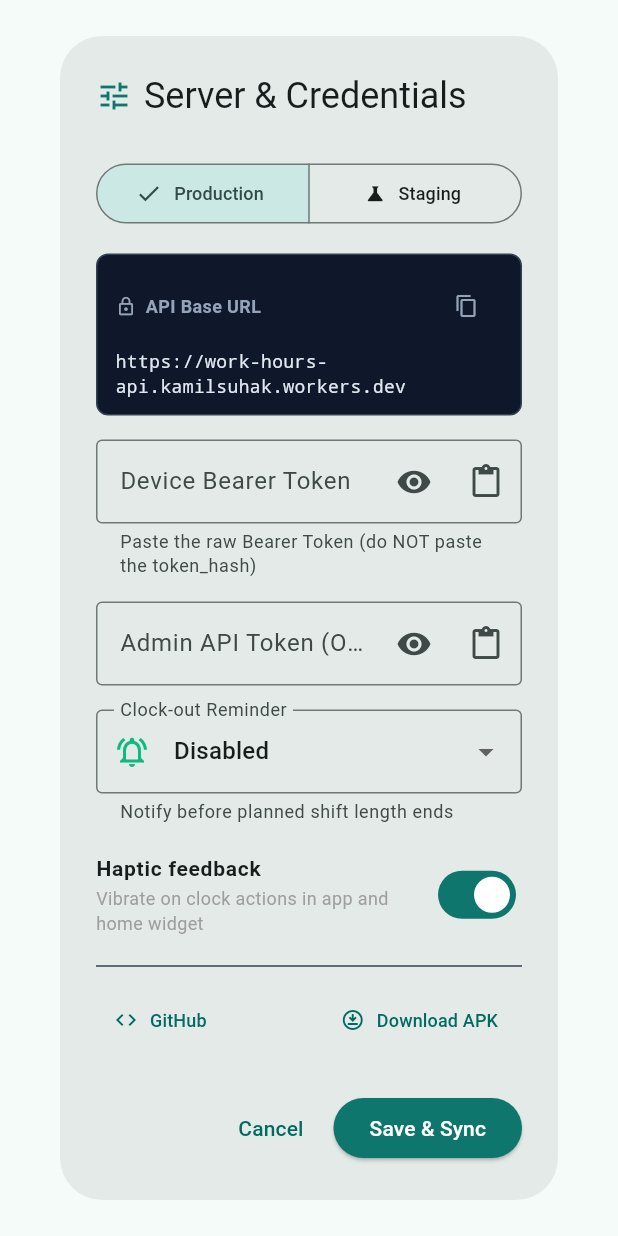
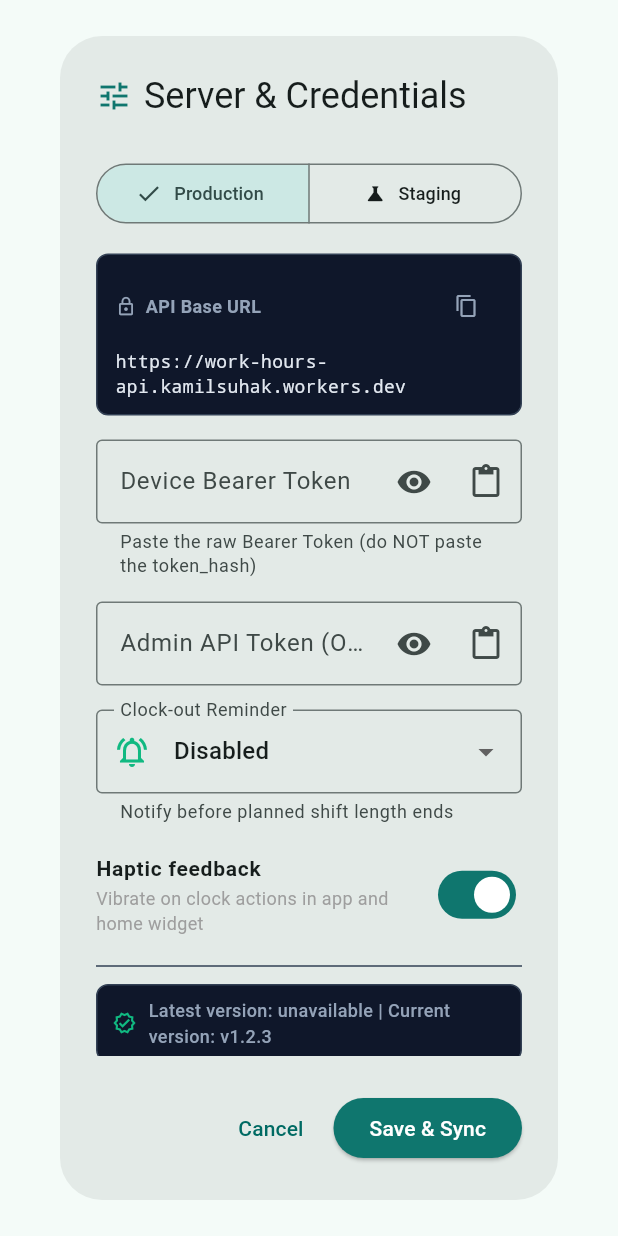
Before and after one commit to Kamil-Suhak/work-hours-tracker, a Flutter app: the SettingsDialog widget shown alone on an empty page, opened directly, scrolled down 64 dp, on a phone screen of 412 x 824 dp. Run offline on Flutter 3.47's test engine with Material 3 defaults, Android fonts, the phone set to English and light mode, and no system bars; our stand-ins replace flutter_riverpod, flutter_secure_storage; missing offline and left inert: dart:html; accounts and stored records are empty; network calls fail.

Commit message:
feat: add android version check badge and release signing

```diff
--- a/app/lib/features/settings/settings_dialog.dart
+++ b/app/lib/features/settings/settings_dialog.dart
@@ -1,3 +1,4 @@
+import 'package:flutter/foundation.dart';
 import 'package:flutter/material.dart';
 import 'package:flutter/services.dart';
 import 'package:flutter_riverpod/flutter_riverpod.dart';
@@ -8,6 +9,7 @@ import '../../services/platform/platform_services.dart';
 import '../clock/clock_notifier.dart';
 import '../history/shifts_notifier.dart';
 import 'settings_notifier.dart';
+import 'version_check_provider.dart';
 
 class SettingsDialog extends ConsumerStatefulWidget {
   const SettingsDialog({super.key});
@@ -542,6 +544,90 @@ class _SettingsDialogState extends ConsumerState<SettingsDialog> {
                   ),
                 ),
                 const Divider(height: 24, color: Color(0xFF334155)),
+                if (!kIsWeb && defaultTargetPlatform == TargetPlatform.android) ...[
+                  Consumer(
+                    builder: (context, ref, _) {
+                      final versionAsync = ref.watch(versionCheckProvider);
+                      final versionInfo = versionAsync.valueOrNull ??
+                          VersionInfo(
+                            currentVersion: AppConfig.appVersion,
+                            isChecking: versionAsync.isLoading,
+                            isError: versionAsync.hasError,
+                          );
+
+                      final hasUpdate = versionInfo.hasUpdate;
+
+                      return InkWell(
+                        key: const Key('android_version_badge'),
+                        onTap: () => launchUrl(
+                          Uri.parse(
+                              'https://github.com/Kamil-Suhak/work-hours-tracker/releases/latest'),
+                          mode: LaunchMode.externalApplication,
+                        ),
+                        borderRadius: BorderRadius.circular(8),
+                        child: Container(
+                          padding: const EdgeInsets.symmetric(
+                              horizontal: 10, vertical: 8),
+                          decoration: BoxDecoration(
+                            color: const Color(0xFF0F172A),
+                            borderRadius: BorderRadius.circular(8),
+                            border: Border.all(
+                              color: hasUpdate
+                                  ? const Color(0xFFF59E0B)
+                                  : const Color(0xFF334155),
+                              width: 1,
+                            ),
+                          ),
+                          child: Row(
+                            children: [
+                              Icon(
+                                hasUpdate
+                                    ? Icons.system_update
+                                    : Icons.verified_outlined,
+                                size: 16,
+                                color: hasUpdate
+                                    ? const Color(0xFFF59E0B)
+                                    : const Color(0xFF10B981),
+                              ),
+                              const SizedBox(width: 8),
+                              Expanded(
+                                child: Text(
+                                  versionInfo.displayText,
+                                  style: TextStyle(
+                                    fontSize: 12,
+                                    fontWeight: FontWeight.w500,
+                                    color: hasUpdate
+                                        ? const Color(0xFFFDE68A)
+                                        : const Color(0xFF94A3B8),
+                                  ),
+                                ),
+                              ),
+                              if (hasUpdate)
+                                Container(
+                                  padding: const EdgeInsets.symmetric(
+                                      horizontal: 6, vertical: 2),
+                                  decoration: BoxDecoration(
+                                    color: const Color(0xFFF59E0B)
+                                        .withValues(alpha: 0.2),
+                                    borderRadius: BorderRadius.circular(4),
+                                  ),
+                                  child: const Text(
+                                    'UPDATE',
+                                    style: TextStyle(
+                                      fontSize: 10,
+                                      fontWeight: FontWeight.bold,
+                                      color: Color(0xFFF59E0B),
+                                    ),
+                                  ),
+                                ),
+                            ],
+                          ),
+                        ),
+                      );
+                    },
+                  ),
+                  const SizedBox(height: 8),
+                ],
                 Row(
                   mainAxisAlignment: MainAxisAlignment.spaceBetween,
                   children: [
--- /dev/null
+++ b/app/lib/features/settings/version_check_provider.dart
@@ -0,0 +1,82 @@
+import 'dart:convert';
+import 'package:flutter_riverpod/flutter_riverpod.dart';
+import 'package:http/http.dart' as http;
+import '../../config/app_config.dart';
+
+final httpClientProvider = Provider<http.Client>((ref) {
+  final client = http.Client();
+  ref.onDispose(() => client.close());
+  return client;
+});
+
+class VersionInfo {
+  final String currentVersion;
+  final String? latestVersion;
+  final bool isChecking;
+  final bool hasUpdate;
+  final bool isError;
+
+  const VersionInfo({
+    required this.currentVersion,
+    this.latestVersion,
+    this.isChecking = false,
+    this.hasUpdate = false,
+    this.isError = false,
+  });
+
+  String get displayText {
+    final current =
+        currentVersion.startsWith('v') ? currentVersion : 'v$currentVersion';
+    if (isChecking) {
+      return 'Latest version: checking... | Current version: $current';
+    }
+    if (isError || latestVersion == null) {
+      return 'Latest version: unavailable | Current version: $current';
+    }
+    final latest =
+        latestVersion!.startsWith('v') ? latestVersion! : 'v$latestVersion';
+    return 'Latest version: $latest | Current version: $current';
+  }
+}
+
+final versionCheckProvider =
+    FutureProvider.autoDispose<VersionInfo>((ref) async {
+  final current = AppConfig.appVersion;
+  final client = ref.watch(httpClientProvider);
+
+  try {
+    final response = await client.get(
+      Uri.parse(
+          'https://api.github.com/repos/Kamil-Suhak/work-hours-tracker/releases/latest'),
+      headers: {
+        'Accept': 'application/vnd.github.v3+json',
+        'User-Agent': 'WorkHoursTracker-App',
+      },
+    ).timeout(const Duration(seconds: 4));
+
+    if (response.statusCode == 200) {
+      final data = jsonDecode(response.body) as Map<String, dynamic>;
+      final latestTag = data['tag_name'] as String?;
+      if (latestTag != null && latestTag.isNotEmpty) {
+        final cleanCurrent = current.replaceFirst(RegExp(r'^v'), '');
+        final cleanLatest = latestTag.replaceFirst(RegExp(r'^v'), '');
+        final hasUpdate = cleanLatest != cleanCurrent;
+
+        return VersionInfo(
+          currentVersion: current,
+          latestVersion: latestTag,
+          hasUpdate: hasUpdate,
+        );
+      }
+    }
+    return VersionInfo(
+      currentVersion: current,
+      isError: true,
+    );
+  } catch (_) {
+    return VersionInfo(
+      currentVersion: current,
+      isError: true,
+    );
+  }
+});
```
Also changed, not shown: 4 other files.
